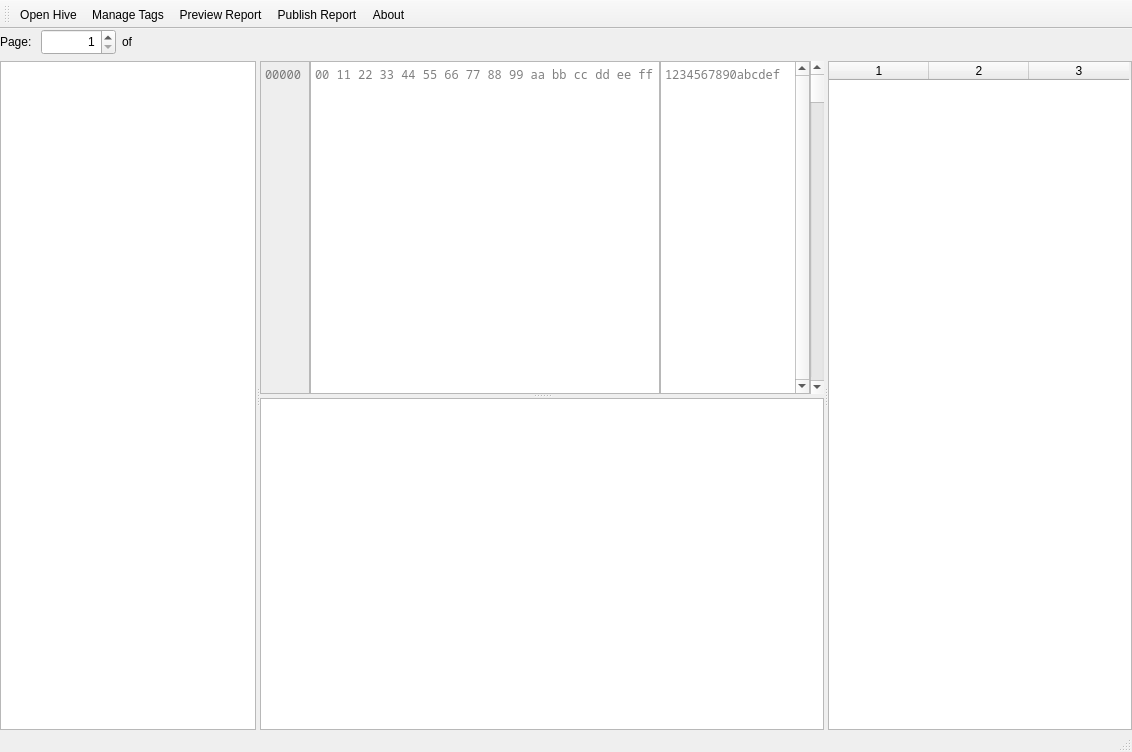
Before: the Qt Designer form wombatsqlite.ui in pjrinaldi/wombatsqlite, drawn with Qt 5.
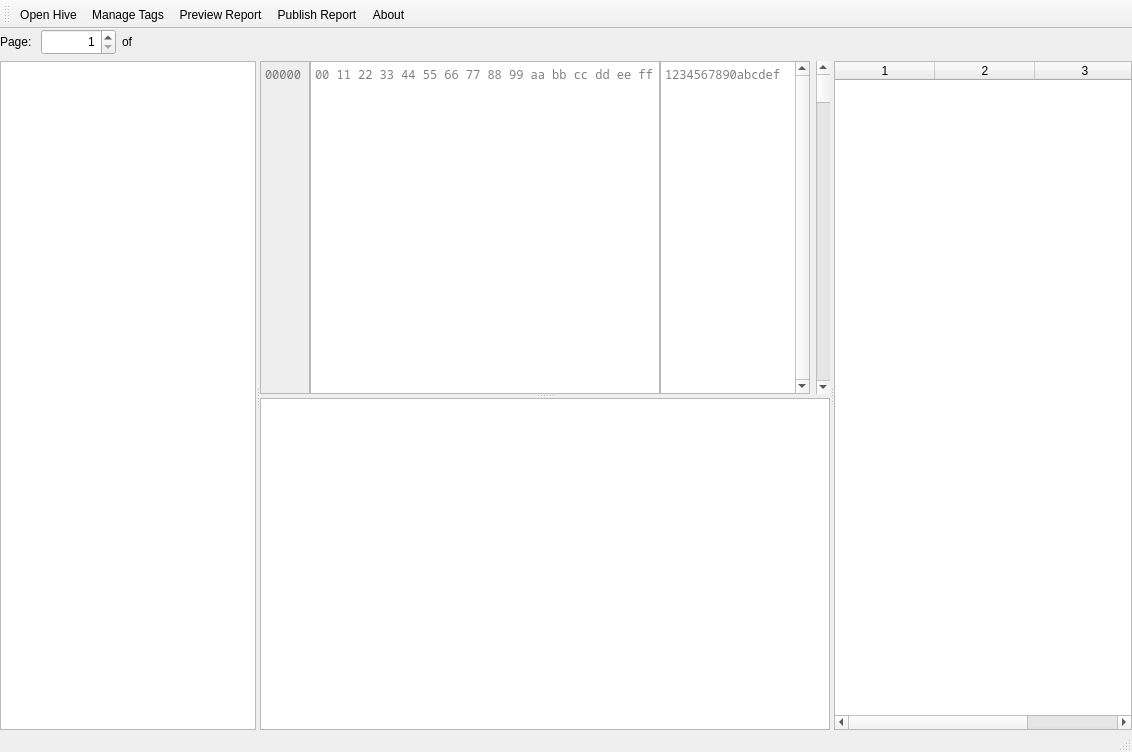
After: the same form once the commit is applied. Icons and pictures are not drawn.

Commit message: working on layout and and filling properties for file and page header. now to work on parsing page cell information

Diff of the .ui file:
```diff
--- a/wombatsqlite.ui
+++ b/wombatsqlite.ui
@@ -160,6 +160,9 @@
          <property name="spacing">
           <number>0</number>
          </property>
+         <property name="sizeConstraint">
+          <enum>QLayout::SetDefaultConstraint</enum>
+         </property>
          <item>
           <widget class="QPlainTextEdit" name="offsetedit">
            <property name="sizePolicy">
@@ -304,6 +307,19 @@
            </property>
           </widget>
          </item>
+         <item>
+          <spacer name="horizontalSpacer_2">
+           <property name="orientation">
+            <enum>Qt::Horizontal</enum>
+           </property>
+           <property name="sizeHint" stdset="0">
+            <size>
+             <width>40</width>
+             <height>20</height>
+            </size>
+           </property>
+          </spacer>
+         </item>
          <item>
           <widget class="QScrollBar" name="editscrollbar">
            <property name="orientation">
```
Left out of the diff: 2 changed lines with no effect on the pictures. The commit also changes 3 other files.
